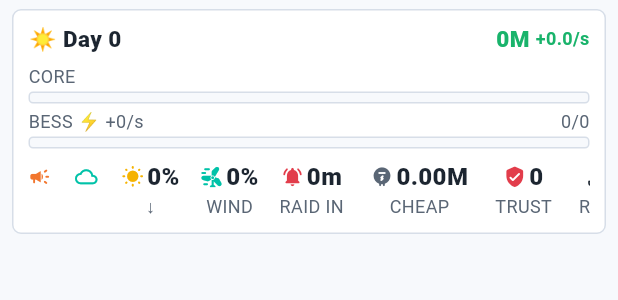
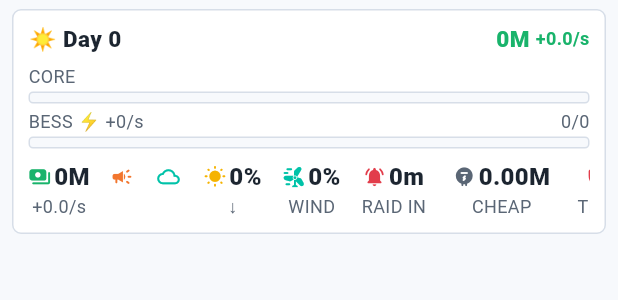
Before and after one commit to Sdeger7/grid-guard, a Flutter app: the _TopBar widget shown alone on an empty page, opened directly with empty values, on a phone screen of 412 x 824 dp. Shown: the top 300 px of the screen. Run offline on Flutter 3.47's test engine with Material 3 defaults, Android fonts, the phone set to English and light mode, and no system bars; our stand-ins replace flutter_riverpod, shared_preferences; missing offline and left inert: flame, flame_audio; accounts and stored records are empty; network calls fail.

```diff
--- a/lib/ui/screens/game_screen.dart
+++ b/lib/ui/screens/game_screen.dart
@@ -470,6 +470,7 @@ class _GameScreenState extends ConsumerState<GameScreen>
                     onPressed: () => showSiteMenu(
                       context,
                       ref,
+                      isChallenge: widget.challenge,
                       onOpenServices: () => showSpeedupSheet(context, _game,
                           ref.read(monetizationServiceProvider)),
                       onOpenReport: () => showReportSheet(context, _game),
--- a/lib/ui/widgets/hud.dart
+++ b/lib/ui/widgets/hud.dart
@@ -110,6 +110,17 @@ class _TopBar extends StatelessWidget {
     final netLabel = '${net >= 0 ? '+' : ''}${net.toStringAsFixed(0)}/s';
     // Bars stay pinned; the stat strip scrolls so a narrow phone never clips it.
     final stats = <Widget>[
+      // Also carried in the headline, but that row's right side can end up
+      // squeezed on narrow viewports — cash is important enough to never
+      // depend on there being room for it in just one place.
+      _Stat(
+        icon: Icons.payments_rounded,
+        color: state.netMoneyRate >= 0 ? GGColors.good : GGColors.danger,
+        label: '${state.money}M',
+        caption: state.netMoneyRate >= 0
+            ? '+${state.netMoneyRate.toStringAsFixed(1)}/s'
+            : '${state.netMoneyRate.toStringAsFixed(1)}/s',
+      ),
       if (state.eventEmoji != '·')
         _Stat(
           icon: Icons.campaign_rounded,
```
Also changed, not shown: lib/ui/widgets/site_menu.dart (+20 -0 lines).
